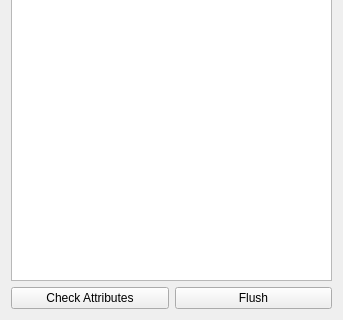
Qt form ui/uiWidgetBaseHDFViewer.ui (ManifoldsHu/FourDExplorer) before a commit; both pictures show x 0 to 343 and y 229 to 549 of the 343 by 549 pixel window.
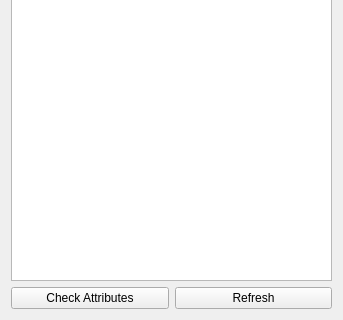
The same form after that commit.

```diff
--- a/ui/uiWidgetBaseHDFViewer.ui
+++ b/ui/uiWidgetBaseHDFViewer.ui
@@ -56,7 +56,7 @@
      <item>
       <widget class="QPushButton" name="pushButton_flush">
        <property name="text">
-        <string>Flush</string>
+        <string>Refresh</string>
        </property>
       </widget>
      </item>
```
Left out of the diff: 2 changed lines with no effect on the pictures.
